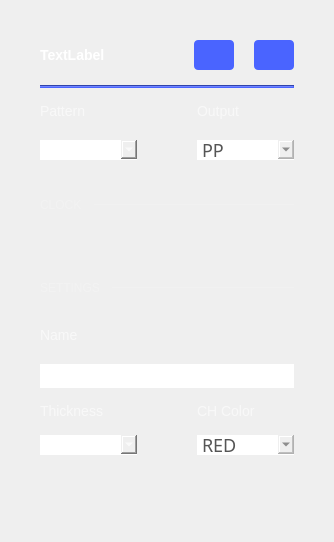
Above: ui/pg_cg_settings.ui from analogdevicesinc/scopy before the change. Below: the same form after it.
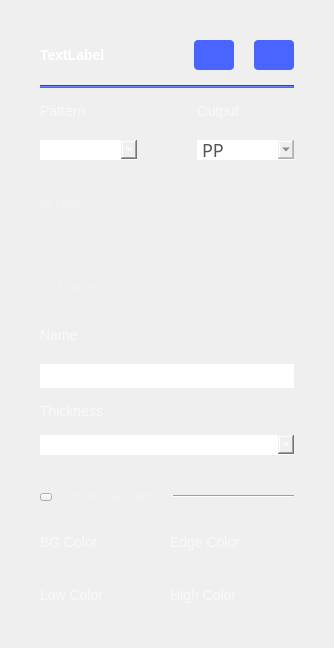
That is the form after the change. Icons and pictures are not drawn.

Commit message: Digital Instruments: Create color buttons to change the background, high, low and edge color for each signal.

What changed in the file:
```diff
--- a/ui/pg_cg_settings.ui
+++ b/ui/pg_cg_settings.ui
@@ -7,7 +7,7 @@
     <x>0</x>
     <y>0</y>
     <width>334</width>
-    <height>542</height>
+    <height>648</height>
    </rect>
   </property>
   <property name="windowTitle">
@@ -607,35 +607,237 @@
                 </item>
                </layout>
               </item>
+             </layout>
+            </item>
+            <item>
+             <layout class="QVBoxLayout" name="verticalLayout_7">
+              <property name="spacing">
+               <number>0</number>
+              </property>
+              <property name="topMargin">
+               <number>35</number>
+              </property>
+              <property name="bottomMargin">
+               <number>0</number>
+              </property>
               <item>
-               <layout class="QVBoxLayout" name="verticalLayout_7">
-                <property name="spacing">
-                 <number>16</number>
-                </property>
-                <property name="bottomMargin">
+               <layout class="QHBoxLayout" name="horizontalLayout_8">
+                <property name="topMargin">
                  <number>0</number>
                 </property>
+                <property name="bottomMargin">
+                 <number>30</number>
+                </property>
                 <item>
-                 <widget class="QLabel" name="label_8">
+                 <widget class="QPushButton" name="btnCollapse">
+                  <property name="sizePolicy">
+                   <sizepolicy hsizetype="Fixed" vsizetype="Minimum">
+                    <horstretch>0</horstretch>
+                    <verstretch>0</verstretch>
+                   </sizepolicy>
+                  </property>
+                  <property name="maximumSize">
+                   <size>
+                    <width>10</width>
+                    <height>6</height>
+                   </size>
+                  </property>
+                  <property name="styleSheet">
+                   <string notr="true">QPushButton {
+  max-height: 6px;
+  max-width: 10px;
+  border-image: url(:/icons/sba_cmb_box_arrow.svg);
+}
+
+QPushButton:checked
+{
+  max-height: 10px;
+  max-width:  6px;
+border-image: url(:/icons/sba_cmb_box_arrow_right.svg);
+}
+
+
+
+</string>
+                  </property>
                   <property name="text">
-                   <string>CH Color</string>
+                   <string/>
                   </property>
+                  <property name="checkable">
+                   <bool>true</bool>
+                  </property>
                  </widget>
                 </item>
                 <item>
-                 <widget class="QComboBox" name="comboBox_4">
-                  <property name="enabled">
-                   <bool>false</bool>
+                 <widget class="QLabel" name="label">
+                  <property name="styleSheet">
+                   <string notr="true">QLabel
+{
+height: 15px;
+font-family: Arial;
+font-size: 12px;
+line-height: 14px;
+color: rgba(255,255,255,50);
+}</string>
                   </property>
-                  <item>
-                   <property name="text">
-                    <string>RED</string>
-                   </property>
-                  </item>
+                  <property name="text">
+                   <string>  COLOR SETTINGS</string>
+                  </property>
+                 </widget>
+                </item>
+                <item>
+                 <widget class="Line" name="line_4">
+                  <property name="orientation">
+                   <enum>Qt::Horizontal</enum>
+                  </property>
                  </widget>
                 </item>
                </layout>
               </item>
+              <item>
+               <widget class="QWidget" name="widget_2" native="true">
+                <property name="minimumSize">
+                 <size>
+                  <width>0</width>
+                  <height>100</height>
+                 </size>
+                </property>
+                <layout class="QVBoxLayout" name="verticalLayout_11">
+                 <property name="leftMargin">
+                  <number>0</number>
+                 </property>
+                 <property name="topMargin">
+                  <number>0</number>
+                 </property>
+                 <property name="rightMargin">
+                  <number>0</number>
+                 </property>
+                 <property name="bottomMargin">
+                  <number>0</number>
+                 </property>
+                 <item>
+                  <layout class="QHBoxLayout" name="horizontalLayout_6">
+                   <property name="leftMargin">
+                    <number>0</number>
+                   </property>
+                   <property name="topMargin">
+                    <number>0</number>
+                   </property>
+                   <item>
+                    <widget class="QLabel" name="label_8">
+                     <property name="text">
+                      <string>BG Color</string>
+                     </property>
+                    </widget>
+                   </item>
+                   <item>
+                    <widget class="QLabel" name="lblEdge">
+                     <property name="styleSheet">
+                      <string notr="true">QLabel{ opacity:0.6;}</string>
+                     </property>
+                     <property name="text">
+                      <string>Edge Color</string>
+                     </property>
+                    </widget>
+                   </item>
+                  </layout>
+                 </item>
+                 <item>
+                  <layout class="QHBoxLayout" name="horizontalLayout_9">
+                   <property name="topMargin">
+                    <number>0</number>
+                   </property>
+                   <item>
+                    <widget class="QWidget" name="colorBG" native="true">
+                     <property name="sizePolicy">
+                      <sizepolicy hsizetype="Preferred" vsizetype="MinimumExpanding">
+                       <horstretch>0</horstretch>
+                       <verstretch>0</verstretch>
+                      </sizepolicy>
+                     </property>
+                    </widget>
+                   </item>
+                   <item>
+                    <widget class="QWidget" name="colorEdge" native="true">
+                     <property name="sizePolicy">
+                      <sizepolicy hsizetype="Preferred" vsizetype="MinimumExpanding">
+                       <horstretch>0</horstretch>
+                       <verstretch>0</verstretch>
+                      </sizepolicy>
+                     </property>
+                     <property name="minimumSize">
+                      <size>
+                       <width>0</width>
+                       <height>0</height>
+                      </size>
+                     </property>
+                    </widget>
+                   </item>
+                  </layout>
+                 </item>
+                 <item>
+                  <layout class="QHBoxLayout" name="horizontalLayout_10">
+                   <property name="leftMargin">
+                    <number>0</number>
+                   </property>
+                   <property name="topMargin">
+                    <number>0</number>
+                   </property>
+                   <item>
+                    <widget class="QLabel" name="lblLow">
+                     <property name="text">
+                      <string>Low Color</string>
+                     </property>
+                    </widget>
+                   </item>
+                   <item>
+                    <widget class="QLabel" name="lblHigh">
+                     <property name="styleSheet">
+                      <string notr="true">QLabel{ opacity:0.6;}</string>
+                     </property>
+                     <property name="text">
+                      <string>High Color</string>
+                     </property>
+                    </widget>
+                   </item>
+                  </layout>
+                 </item>
+                 <item>
+                  <layout class="QHBoxLayout" name="horizontalLayout_11">
+                   <property name="topMargin">
+                    <number>0</number>
+                   </property>
+                   <item>
+                    <widget class="QWidget" name="colorLow" native="true">
+                     <property name="sizePolicy">
+                      <sizepolicy hsizetype="Preferred" vsizetype="MinimumExpanding">
+                       <horstretch>0</horstretch>
+                       <verstretch>0</verstretch>
+                      </sizepolicy>
+                     </property>
+                    </widget>
+                   </item>
+                   <item>
+                    <widget class="QWidget" name="colorHigh" native="true">
+                     <property name="sizePolicy">
+                      <sizepolicy hsizetype="Preferred" vsizetype="MinimumExpanding">
+                       <horstretch>0</horstretch>
+                       <verstretch>0</verstretch>
+                      </sizepolicy>
+                     </property>
+                     <property name="minimumSize">
+                      <size>
+                       <width>0</width>
+                       <height>0</height>
+                      </size>
+                     </property>
+                    </widget>
+                   </item>
+                  </layout>
+                 </item>
+                </layout>
+               </widget>
+              </item>
              </layout>
             </item>
            </layout>
@@ -652,7 +854,7 @@
            <property name="sizeHint" stdset="0">
             <size>
              <width>20</width>
-             <height>40</height>
+             <height>20</height>
             </size>
            </property>
           </spacer>
```
The commit also changes 14 other files.
